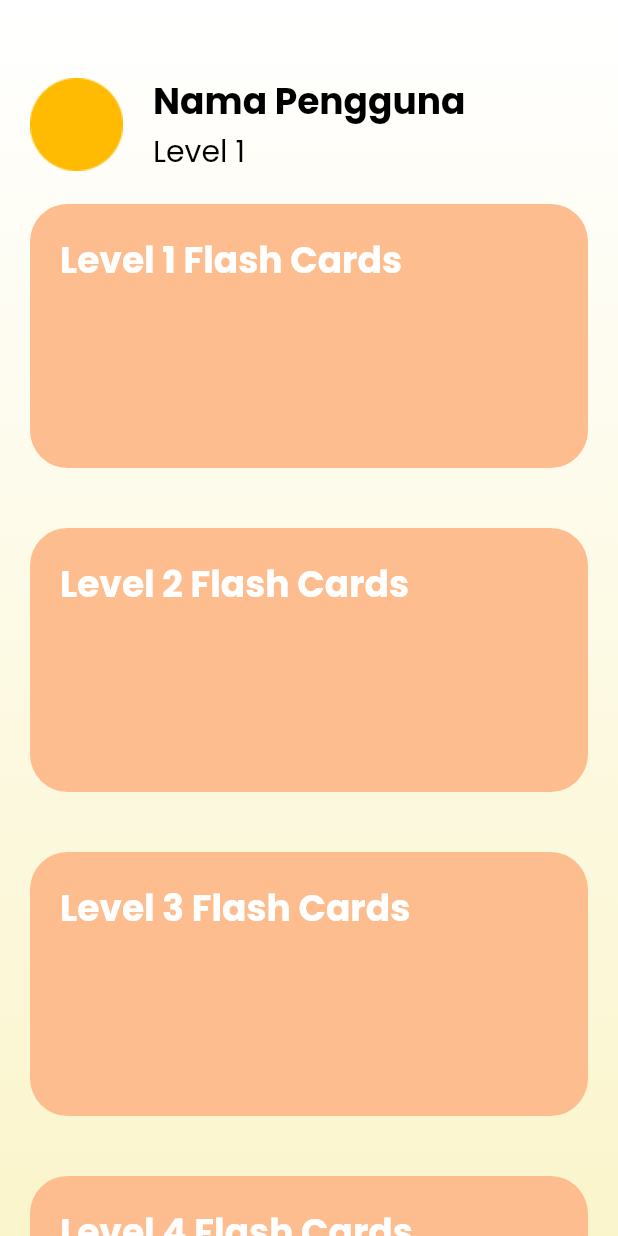
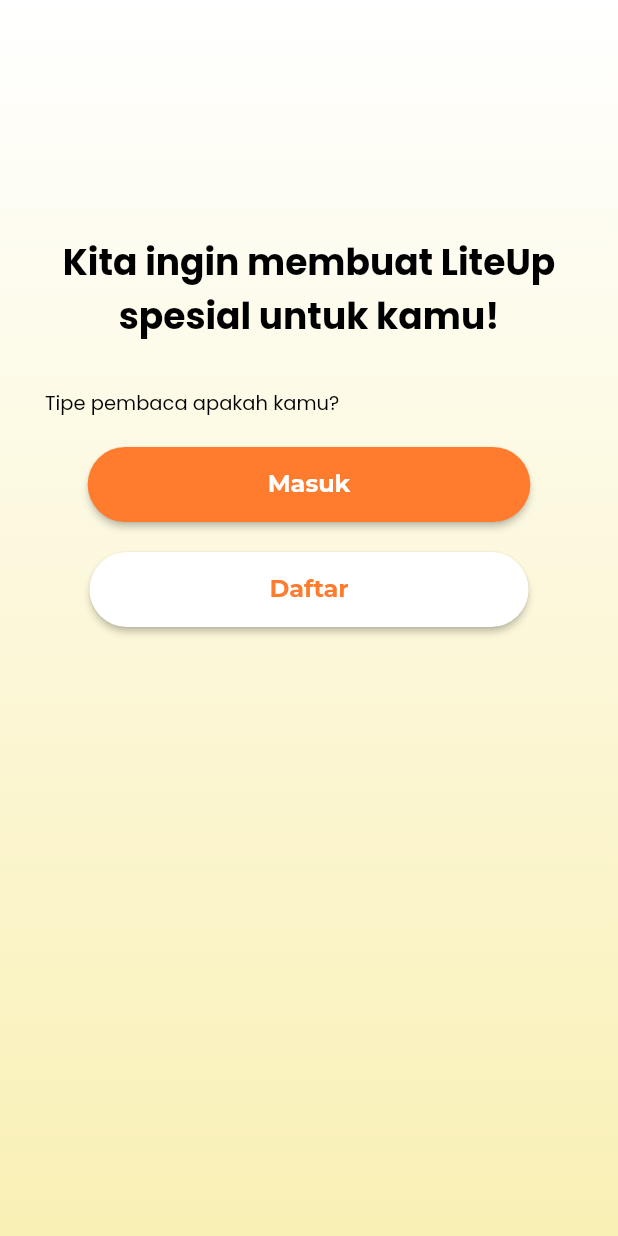
Before and after one commit to florentianayuwono/LiteUp, a Flutter app: the screen it shows after launch, after a tap on "Daftar", on a phone screen of 412 x 824 dp. Run offline on Flutter 3.47's test engine with Material 2 defaults, Android fonts, the phone set to English and light mode, and no system bars; our stand-ins replace google_fonts, permission_handler; missing offline and left inert: dart:ffi, flutter_sound; network calls fail.

Commit message:
Add personalisation screen

```diff
--- a/lite_up/lib/constants/style.dart
+++ b/lite_up/lib/constants/style.dart
@@ -22,6 +22,9 @@
 const TextStyle signUpButtonTextStyle =
     TextStyle(color: deepOrange, fontSize: 16, fontWeight: FontWeight.bold);
 
+const TextStyle personalisationTextstyle =
+    TextStyle(color: Colors.black, fontSize: 13, fontWeight: FontWeight.normal);
+
 /* COLOR STYLE */
 const Color background = Color.fromARGB(255, 249, 240, 181);
 const Color deepOrange = Color.fromARGB(255, 255, 123, 46);
--- /dev/null
+++ b/lite_up/lib/screens/personalisation_screen.dart
@@ -0,0 +1,57 @@
+import 'package:flutter/material.dart';
+import 'package:google_fonts/google_fonts.dart';
+import 'package:lite_up/widgets/login_button.dart';
+import 'package:lite_up/widgets/signup_button.dart';
+import '../constants/style.dart';
+import '../constants/text.dart';
+import '../models/flashcard_model.dart';
+import '../widgets/flashcard_widget.dart';
+import '../widgets/next_button.dart';
+import 'flashcard_screen.dart';
+
+/*
+PersonalisationScreen widget is stateful because it is our parent widget and therefore
+all the functions and variables will be in this widget. As a consequence, we
+will need to change the state of our widget.
+*/
+class PersonalisationScreen extends StatefulWidget {
+  const PersonalisationScreen({Key? key}) : super(key: key);
+
+  @override
+  State<PersonalisationScreen> createState() => _PersonalisationScreenState();
+}
+
+class _PersonalisationScreenState extends State<PersonalisationScreen> {
+  @override
+  Widget build(BuildContext context) {
+    return Scaffold(
+        body: SingleChildScrollView(
+      child: Container(
+          decoration: primaryBackground,
+          alignment: Alignment.center,
+          width: MediaQuery.of(context).size.width,
+          height: MediaQuery.of(context).size.height,
+          child: Column(children: [
+            Container(
+                margin: const EdgeInsets.only(top: 157),
+                child: Text('Kita ingin membuat LiteUp spesial untuk kamu!',
+                    style: GoogleFonts.poppins(textStyle: appBarTitle),
+                    textAlign: TextAlign.center)),
+            Container(
+                alignment: Alignment.centerLeft,
+                margin: const EdgeInsets.only(top: 30, left: 30),
+                child: Text(
+                  'Tipe pembaca apakah kamu?',
+                  style:
+                      GoogleFonts.poppins(textStyle: personalisationTextstyle),
+                )),
+            Container(
+                margin: const EdgeInsets.only(top: 20),
+                child: const LoginButton()),
+            Container(
+                margin: const EdgeInsets.only(top: 20),
+                child: const SignUpButton())
+          ])),
+    ));
+  }
+}
--- a/lite_up/lib/widgets/login_button.dart
+++ b/lite_up/lib/widgets/login_button.dart
@@ -3,6 +3,7 @@
 import '../constants/style.dart';
 import '../screens/flashcard_screen.dart';
 import '../screens/homepage_screen.dart';
+import '../screens/personalisation_screen.dart';
 
 class LoginButton extends StatelessWidget {
   const LoginButton({Key? key}) : super(key: key);
--- a/lite_up/lib/widgets/signup_button.dart
+++ b/lite_up/lib/widgets/signup_button.dart
@@ -3,6 +3,7 @@
 import '../constants/style.dart';
 import '../screens/flashcard_screen.dart';
 import '../screens/homepage_screen.dart';
+import '../screens/personalisation_screen.dart';
 
 class SignUpButton extends StatelessWidget {
   const SignUpButton({Key? key}) : super(key: key);
@@ -17,7 +18,7 @@
             shape: const StadiumBorder()),
         onPressed: () {
           Navigator.push(context,
-              MaterialPageRoute(builder: (context) => const HomeScreen()));
+              MaterialPageRoute(builder: (context) => const PersonalisationScreen()));
         },
         child: Text("Daftar",
             style: GoogleFonts.montserrat(textStyle: signUpButtonTextStyle)));
```
